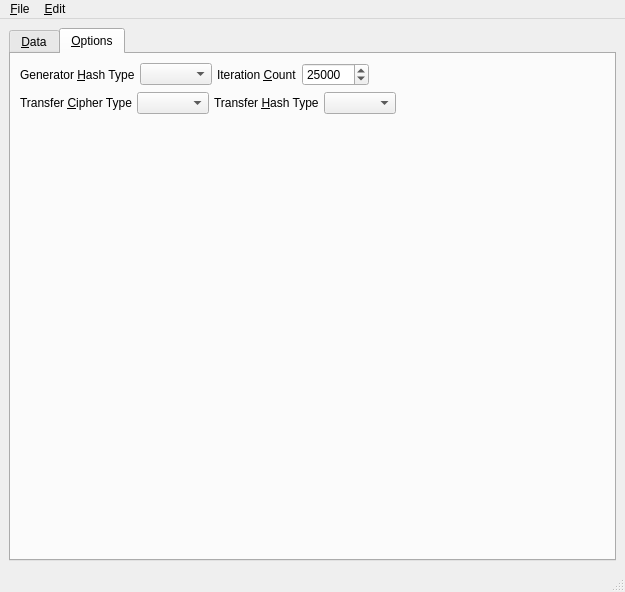
Before: the Qt Designer form branches/trunk/UI/spot-on-smpwindow.ui in textbrowser/spot-on, drawn with Qt 5.
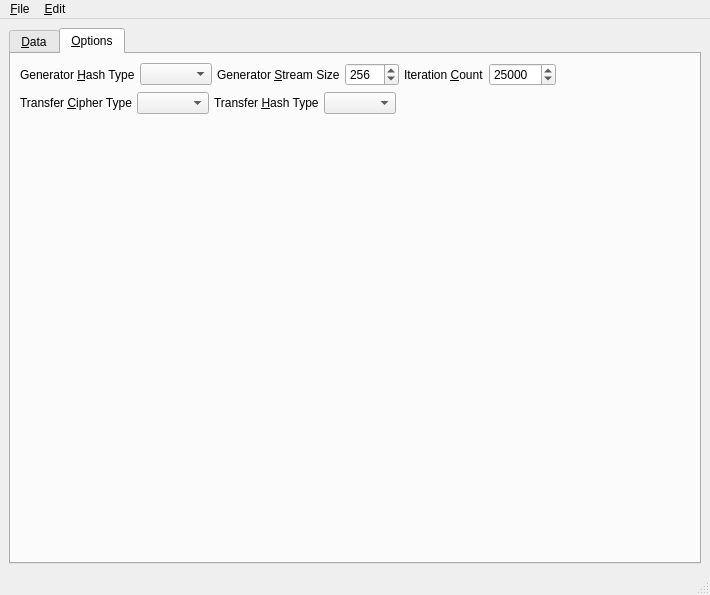
After: the same form once the commit is applied. The open tabs and pages were chosen to show the change. Icons and pictures are not drawn.

Commit message: Do not display key-less entries. New option.

Diff of the .ui file:
```diff
--- a/branches/trunk/UI/spot-on-smpwindow.ui
+++ b/branches/trunk/UI/spot-on-smpwindow.ui
@@ -6,8 +6,8 @@
    <rect>
     <x>0</x>
     <y>0</y>
-    <width>625</width>
-    <height>592</height>
+    <width>710</width>
+    <height>595</height>
    </rect>
   </property>
   <property name="windowIcon">
@@ -279,6 +279,29 @@
             </property>
            </widget>
           </item>
+          <item>
+           <widget class="QLabel" name="label_144">
+            <property name="text">
+             <string>Generator &amp;Stream Size</string>
+            </property>
+            <property name="buddy">
+             <cstring>iteration_count</cstring>
+            </property>
+           </widget>
+          </item>
+          <item>
+           <widget class="QSpinBox" name="generator_stream_size">
+            <property name="minimum">
+             <number>100</number>
+            </property>
+            <property name="maximum">
+             <number>1000</number>
+            </property>
+            <property name="value">
+             <number>256</number>
+            </property>
+           </widget>
+          </item>
           <item>
            <widget class="QLabel" name="label_143">
             <property name="text">
@@ -398,7 +421,7 @@
     <rect>
      <x>0</x>
      <y>0</y>
-     <width>625</width>
+     <width>710</width>
      <height>19</height>
     </rect>
    </property>
```
Left out of the diff: 1 changed line with no effect on the pictures. The commit also changes 1 other file.
